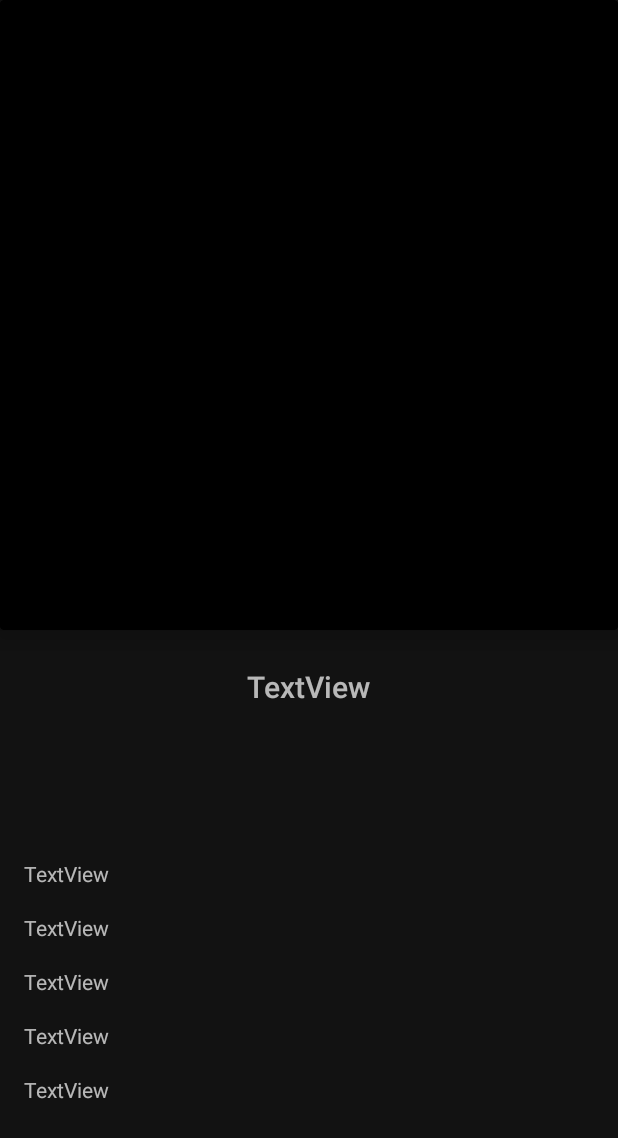
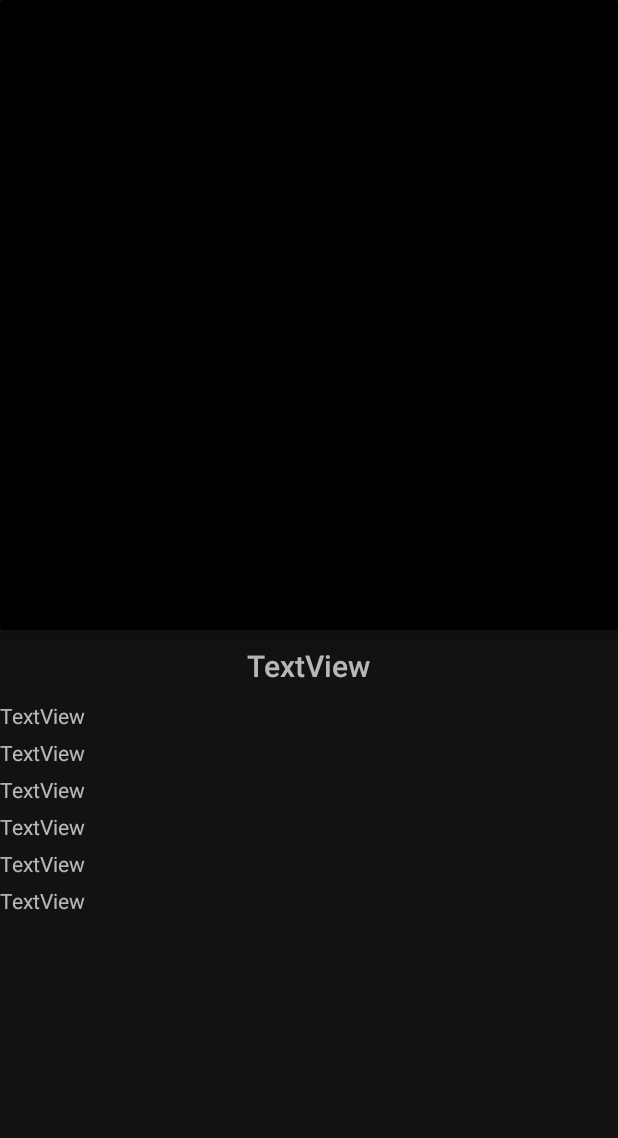
Before and after one commit to AnderGamer10/CrunchyAndNetflix, an Android app: the layout activity_movie.xml on its own in the app's theme, with its tools: preview values and no code run, on a phone screen of 412 x 824 dp. Shown: the top 1138 px of the screen. Run offline under Robolectric (Android 15) with nearby library versions, the phone set to English and light mode, and no system bars; network calls fail.

Commit message:
home y movieActivity terminados

```diff
--- a/app/src/main/java/com/example/crunchyandnetflix/MovieActivity.java
+++ b/app/src/main/java/com/example/crunchyandnetflix/MovieActivity.java
@@ -28,6 +28,7 @@ public class MovieActivity extends AppCompatActivity {
         txtMediaTiempo = findViewById(R.id.idTxtMediaTiempo);
         txtFechaEstreno = findViewById(R.id.idTxtFechaEstreno);
         txtFechaFinalizacion = findViewById(R.id.idTxtFechaFinalizacion);
+        txtDescripcion = findViewById(R.id.idTxtDescripcion);
 
         mainImageView = findViewById(R.id.mainImageView);
 
@@ -44,15 +45,14 @@ public class MovieActivity extends AppCompatActivity {
         Picasso.get().load(image).into(mainImageView);
         txtNombre.setText(name + "  " + rating + " ⭐");
         txtStatus.setText("Estado: " + status);
-        txtMediaTiempo.setText("Media (mins/ep): " + mediaTiempo);
+        txtMediaTiempo.setText("Media (mins/ep): " + mediaTiempo + " mins");
         txtFechaEstreno.setText("Fecha de estreno: " + fechaEstreno);
         if (fechaFinalizacion.equalsIgnoreCase("null")){
             txtFechaFinalizacion.setText("Fecha de finalizacion: Sin finalizar");
         }else{
             txtFechaFinalizacion.setText("Fecha de finalizacion: " + fechaFinalizacion);
         }
-
-
+        txtDescripcion.setText("Descripcion: " + descripcion.replaceAll("<[^>]*>", ""));
         txtGeneros.setText("Generos: " + Arrays.toString(genres).replaceAll("\\[|\\]", ""));
 
 
--- a/app/src/main/java/com/example/crunchyandnetflix/ui/home/HomeViewModel.java
+++ b/app/src/main/java/com/example/crunchyandnetflix/ui/home/HomeViewModel.java
@@ -1,5 +1,7 @@
 package com.example.crunchyandnetflix.ui.home;
 
+import android.content.Intent;
+import android.media.Image;
 import android.os.Build;
 import android.util.Log;
 import android.view.View;
@@ -13,6 +15,7 @@ import com.example.crunchyandnetflix.Adapter.ItemAdapter;
 import com.example.crunchyandnetflix.IntroActivity;
 import com.example.crunchyandnetflix.Modelos.Data;
 import com.example.crunchyandnetflix.Modelos.SerieItem;
+import com.example.crunchyandnetflix.MovieActivity;
 import com.example.crunchyandnetflix.R;
 import com.squareup.picasso.Picasso;
 
@@ -35,12 +38,6 @@ public class HomeViewModel extends ViewModel {
 
     public void mostrarSeries(View root){
         ArrayList<Data> datosArrayAParsear = IntroActivity.listaCompleta;
-
-//        TODO: Un "cartel" random cada vez
-        Random r = new Random();
-        int randomNumber = r.nextInt(datosArrayAParsear.size());
-
-        Picasso.get().load(datosArrayAParsear.get(randomNumber).getImageMedium()).into((ImageView) root.findViewById(R.id.mainImageView));
 
 //        TODO: Mas populares por "rating"
         ArrayList<SerieItem> dataMasPopular = new ArrayList<>();
@@ -93,5 +90,29 @@ public class HomeViewModel extends ViewModel {
         recyclerView.setLayoutManager(linearLayoutManager);
         recyclerView.setHasFixedSize(true);
         recyclerView.setAdapter(itemAdapter);
+
+
+//        TODO: Un "cartel" random cada vez
+        Random r = new Random();
+        int randomNumber = r.nextInt(datosArrayAParsear.size());
+
+        Picasso.get().load(datosArrayAParsear.get(randomNumber).getImageMedium()).into((ImageView) root.findViewById(R.id.mainImageView));
+
+        ImageView imageView = root.findViewById(R.id.mainImageView);
+        imageView.setOnClickListener(view -> {
+            Intent newActivity = new Intent(root.getContext(), MovieActivity.class);
+            newActivity.putExtra("id", datosArrayAParsear.get(randomNumber).getId());
+            newActivity.putExtra("serieName", datosArrayAParsear.get(randomNumber).getName());
+            newActivity.putExtra("imageUrl", datosArrayAParsear.get(randomNumber).getImageMedium());
+            newActivity.putExtra("rating", datosArrayAParsear.get(randomNumber).getRating());
+            newActivity.putExtra("genres", datosArrayAParsear.get(randomNumber).getGenres());
+            newActivity.putExtra("descripcion", datosArrayAParsear.get(randomNumber).getDescripcion());
+            newActivity.putExtra("status", datosArrayAParsear.get(randomNumber).getStatus());
+            newActivity.putExtra("mediaTiempo", datosArrayAParsear.get(randomNumber).getMediaTiempo());
+            newActivity.putExtra("fechaEstreno", datosArrayAParsear.get(randomNumber).getFechaEstreno());
+            newActivity.putExtra("fechaFinalizacion", datosArrayAParsear.get(randomNumber).getFechaFinalizacion());
+            root.getContext().startActivity(newActivity);
+        });
+
     }
 }
--- a/app/src/main/res/layout/activity_movie.xml
+++ b/app/src/main/res/layout/activity_movie.xml
@@ -1,19 +1,25 @@
 <?xml version="1.0" encoding="utf-8"?>
-<androidx.constraintlayout.widget.ConstraintLayout xmlns:android="http://schemas.android.com/apk/res/android"
+<FrameLayout xmlns:android="http://schemas.android.com/apk/res/android"
     xmlns:app="http://schemas.android.com/apk/res-auto"
     xmlns:tools="http://schemas.android.com/tools"
     android:layout_width="match_parent"
     android:layout_height="match_parent"
     tools:context=".MovieActivity">
 
+    <ScrollView
+        android:layout_width="match_parent"
+        android:layout_height="match_parent">
+
+        <LinearLayout
+            android:layout_width="match_parent"
+            android:layout_height="wrap_content"
+            android:orientation="vertical" >
+
             <androidx.cardview.widget.CardView
                 android:id="@+id/cardView"
                 android:layout_width="match_parent"
                 android:layout_height="420dp"
-        app:cardElevation="10dp"
-        app:layout_constraintEnd_toEndOf="parent"
-        app:layout_constraintStart_toStartOf="parent"
-        app:layout_constraintTop_toTopOf="parent">
+                app:cardElevation="10dp">
 
                 <ImageView
                     android:id="@+id/mainImageView"
@@ -28,80 +34,56 @@
                 android:id="@+id/idTxtNombre"
                 android:layout_width="wrap_content"
                 android:layout_height="wrap_content"
-        android:layout_marginTop="24dp"
+                android:layout_gravity="center"
+                android:layout_marginTop="10dp"
+                android:layout_marginBottom="10dp"
+                android:fontFamily="sans-serif-medium"
                 android:text="TextView"
-        app:layout_constraintBottom_toBottomOf="parent"
-        app:layout_constraintEnd_toEndOf="parent"
-        app:layout_constraintHorizontal_bias="0.498"
-        app:layout_constraintStart_toStartOf="parent"
-        app:layout_constraintTop_toBottomOf="@+id/cardView"
-        app:layout_constraintVertical_bias="0.0"
-        android:fontFamily="sans-serif-medium"
-        android:textSize="20sp"/>
+                android:textSize="20sp" />
+
+            <TextView
+                android:id="@+id/idTxtStatus"
+                android:layout_width="wrap_content"
+                android:layout_height="wrap_content"
+                android:layout_marginBottom="5dp"
+                android:text="TextView" />
 
             <TextView
                 android:id="@+id/idTxtMediaTiempo"
                 android:layout_width="wrap_content"
                 android:layout_height="wrap_content"
-        android:layout_marginBottom="196dp"
-        android:text="TextView"
-        app:layout_constraintBottom_toBottomOf="parent"
-        app:layout_constraintEnd_toEndOf="parent"
-        app:layout_constraintHorizontal_bias="0.045"
-        app:layout_constraintStart_toStartOf="parent"
-        app:layout_constraintTop_toBottomOf="@+id/textView5"
-        app:layout_constraintVertical_bias="0.212" />
+                android:layout_marginBottom="5dp"
+                android:text="TextView" />
 
             <TextView
                 android:id="@+id/idTxtFechaEstreno"
                 android:layout_width="wrap_content"
                 android:layout_height="wrap_content"
-        android:layout_marginBottom="160dp"
-        android:text="TextView"
-        app:layout_constraintBottom_toBottomOf="parent"
-        app:layout_constraintEnd_toEndOf="parent"
-        app:layout_constraintHorizontal_bias="0.045"
-        app:layout_constraintStart_toStartOf="parent"
-        app:layout_constraintTop_toBottomOf="@+id/textView5"
-        app:layout_constraintVertical_bias="0.212" />
+                android:layout_marginBottom="5dp"
+                android:text="TextView" />
 
             <TextView
                 android:id="@+id/idTxtFechaFinalizacion"
                 android:layout_width="wrap_content"
                 android:layout_height="wrap_content"
-        android:layout_marginBottom="124dp"
-        android:text="TextView"
-        app:layout_constraintBottom_toBottomOf="parent"
-        app:layout_constraintEnd_toEndOf="parent"
-        app:layout_constraintHorizontal_bias="0.045"
-        app:layout_constraintStart_toStartOf="parent"
-        app:layout_constraintTop_toBottomOf="@+id/textView5"
-        app:layout_constraintVertical_bias="0.212" />
+                android:layout_marginBottom="5dp"
+                android:text="TextView" />
 
             <TextView
                 android:id="@+id/idTxtGeneros"
                 android:layout_width="wrap_content"
                 android:layout_height="wrap_content"
-        android:layout_marginBottom="88dp"
-        android:text="TextView"
-        app:layout_constraintBottom_toBottomOf="parent"
-        app:layout_constraintEnd_toEndOf="parent"
-        app:layout_constraintHorizontal_bias="0.045"
-        app:layout_constraintStart_toStartOf="parent"
-        app:layout_constraintTop_toBottomOf="@+id/textView5"
-        app:layout_constraintVertical_bias="0.212" />
+                android:layout_marginBottom="5dp"
+                android:text="TextView" />
 
             <TextView
-        android:id="@+id/idTxtStatus"
+                android:id="@+id/idTxtDescripcion"
                 android:layout_width="wrap_content"
                 android:layout_height="wrap_content"
-        android:layout_marginBottom="232dp"
-        android:text="TextView"
-        app:layout_constraintBottom_toBottomOf="parent"
-        app:layout_constraintEnd_toEndOf="parent"
-        app:layout_constraintHorizontal_bias="0.045"
-        app:layout_constraintStart_toStartOf="parent"
-        app:layout_constraintTop_toBottomOf="@+id/textView5"
-        app:layout_constraintVertical_bias="0.212" />
+                android:layout_marginBottom="5dp"
+                android:text="TextView" />
 
-</androidx.constraintlayout.widget.ConstraintLayout>
+        </LinearLayout>
+    </ScrollView>
+
+</FrameLayout>
```
Lines whose indentation alone changed are shown as unchanged.
